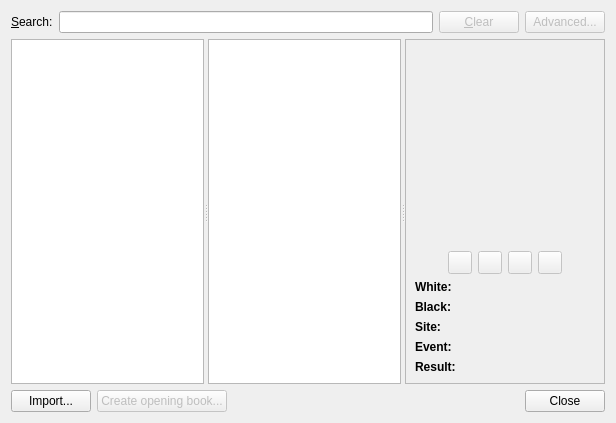
Old version of the form projects/gui/ui/gamedatabasedlg.ui in the repository cutechess/cutechess.
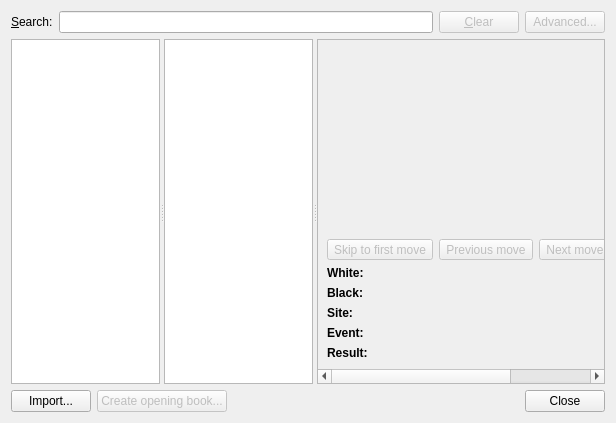
New version of the form. Icons and pictures are not drawn.

Commit message: Use the new tool button icons in GameDatabaseDialog

```diff
--- a/projects/gui/ui/gamedatabasedlg.ui
+++ b/projects/gui/ui/gamedatabasedlg.ui
@@ -102,7 +102,7 @@
         <rect>
          <x>0</x>
          <y>0</y>
-         <width>196</width>
+         <width>198</width>
          <height>333</height>
         </rect>
        </property>
@@ -135,7 +135,11 @@
                  <bool>false</bool>
                 </property>
                 <property name="text">
-                 <string/>
+                 <string>Skip to first move</string>
+                </property>
+                <property name="icon">
+                 <iconset resource="../res/icons/icons.qrc">
+                  <normaloff>:/icons/toolbutton/first_16x16.png</normaloff>:/icons/toolbutton/first_16x16.png</iconset>
                 </property>
                </widget>
               </item>
@@ -145,7 +149,11 @@
                  <bool>false</bool>
                 </property>
                 <property name="text">
-                 <string/>
+                 <string>Previous move</string>
+                </property>
+                <property name="icon">
+                 <iconset resource="../res/icons/icons.qrc">
+                  <normaloff>:/icons/toolbutton/previous_16x16.png</normaloff>:/icons/toolbutton/previous_16x16.png</iconset>
                 </property>
                </widget>
               </item>
@@ -155,7 +163,11 @@
                  <bool>false</bool>
                 </property>
                 <property name="text">
-                 <string/>
+                 <string>Next move</string>
+                </property>
+                <property name="icon">
+                 <iconset resource="../res/icons/icons.qrc">
+                  <normaloff>:/icons/toolbutton/next_16x16.png</normaloff>:/icons/toolbutton/next_16x16.png</iconset>
                 </property>
                </widget>
               </item>
@@ -165,7 +177,11 @@
                  <bool>false</bool>
                 </property>
                 <property name="text">
-                 <string/>
+                 <string>Skip to last move</string>
+                </property>
+                <property name="icon">
+                 <iconset resource="../res/icons/icons.qrc">
+                  <normaloff>:/icons/toolbutton/last_16x16.png</normaloff>:/icons/toolbutton/last_16x16.png</iconset>
                 </property>
                </widget>
               </item>
```
Left out of the diff: 4 changed lines with no effect on the pictures. The commit also changes 1 other file.
